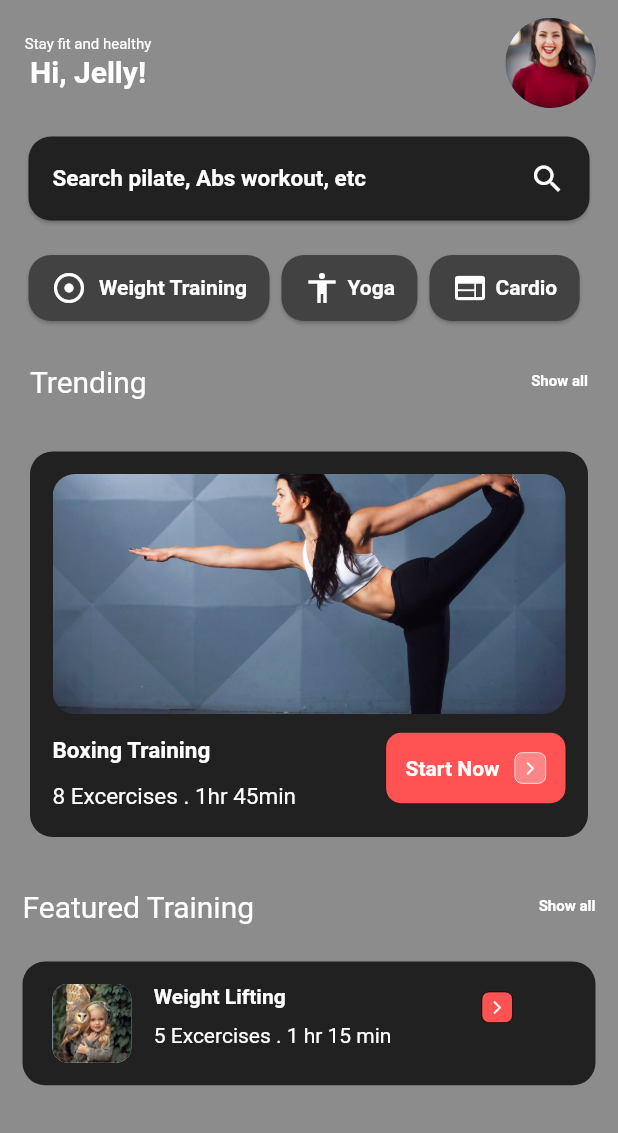
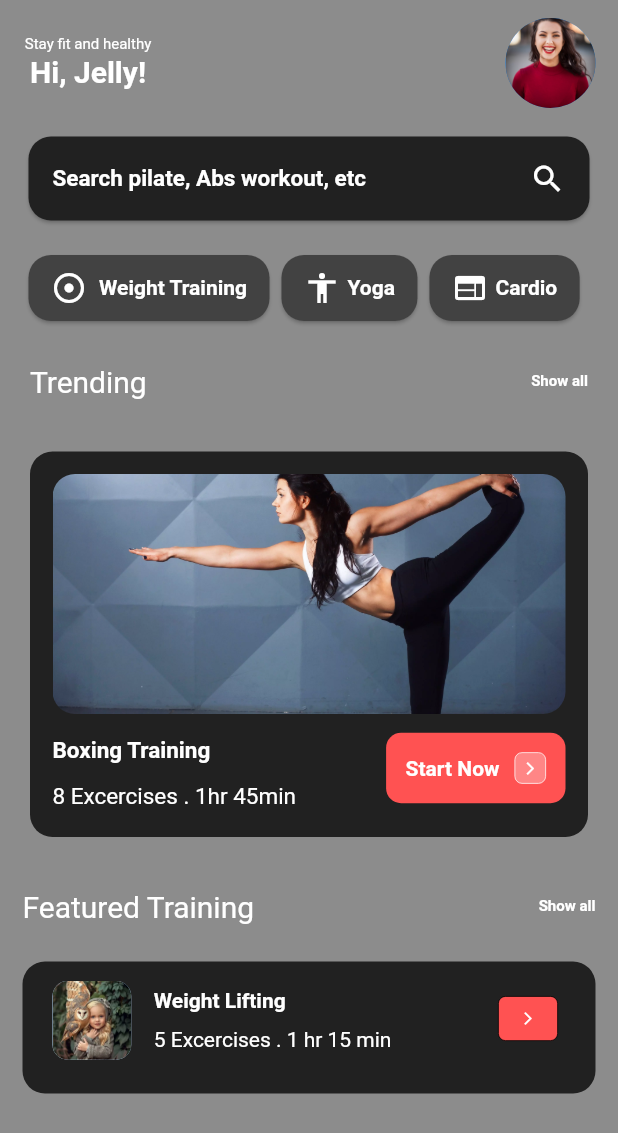
Before and after one commit to FrankOnyemaOrji/practicalApp, a Flutter app: the screen it shows after launch, on a phone screen of 412 x 824 dp. Shown: the top 1133 px of the screen. Run offline on Flutter 3.47's test engine with Material 2 defaults, Android fonts, the phone set to English and light mode, and no system bars; drawn by our look-alikes of getwidget.

Commit message:
new change

```diff
--- a/lib/main.dart
+++ b/lib/main.dart
@@ -343,7 +343,7 @@ class _YogaAppState extends State<YogaApp> {
                     ),
                   ),
                   Container(
-                    padding: EdgeInsets.symmetric(vertical: 15, horizontal: 20),
+                    padding: EdgeInsets.symmetric(vertical: 13, horizontal: 20),
                     decoration: BoxDecoration(
                       color: Colors.grey.shade900,
                       borderRadius: BorderRadius.circular(
@@ -352,17 +352,18 @@ class _YogaAppState extends State<YogaApp> {
                     ),
                     child: Row(
                       crossAxisAlignment: CrossAxisAlignment.start,
+                      mainAxisAlignment: MainAxisAlignment.spaceBetween,
                       children: [
                         GFAvatar(
                           backgroundImage: AssetImage('images/onyema.webp'),
                           shape: GFAvatarShape.standard,
                         ),
-                        Padding(
-                          padding: const EdgeInsets.symmetric(
-                              vertical: 0, horizontal: 15),
+                        Expanded(
+                          child: Padding(
+                            padding: const EdgeInsets.symmetric(horizontal: 15,vertical: 5),
                             child: Column(
                               crossAxisAlignment: CrossAxisAlignment.start,
-                            mainAxisAlignment: MainAxisAlignment.spaceBetween,
+                              mainAxisAlignment: MainAxisAlignment.end,
                               children: [
                                 Text(
                                   'Weight Lifting',
@@ -380,18 +381,12 @@ class _YogaAppState extends State<YogaApp> {
                               ],
                             ),
                           ),
-                        SizedBox(
-                          width: 15,
                         ),
-                        Column(
-                          mainAxisAlignment: MainAxisAlignment.center,
-                          crossAxisAlignment: CrossAxisAlignment.end,
-                          children: [
                         Padding(
-                              padding: const EdgeInsets.symmetric(
-                                  horizontal: 30, vertical: 5),
+                          padding: const EdgeInsets.symmetric(vertical: 10, horizontal: 5),
                           child: Container(
-                                alignment: Alignment.centerRight,
+                            width: 40,
+                            height: 30,
                             decoration: BoxDecoration(
                               border: Border.all(
                                 width: 0.5,
@@ -409,8 +404,6 @@ class _YogaAppState extends State<YogaApp> {
                         ),
                       ],
                     ),
-                      ],
-                    ),
                   ),
                 ],
               ),
```
Lines whose indentation alone changed are shown as unchanged.
